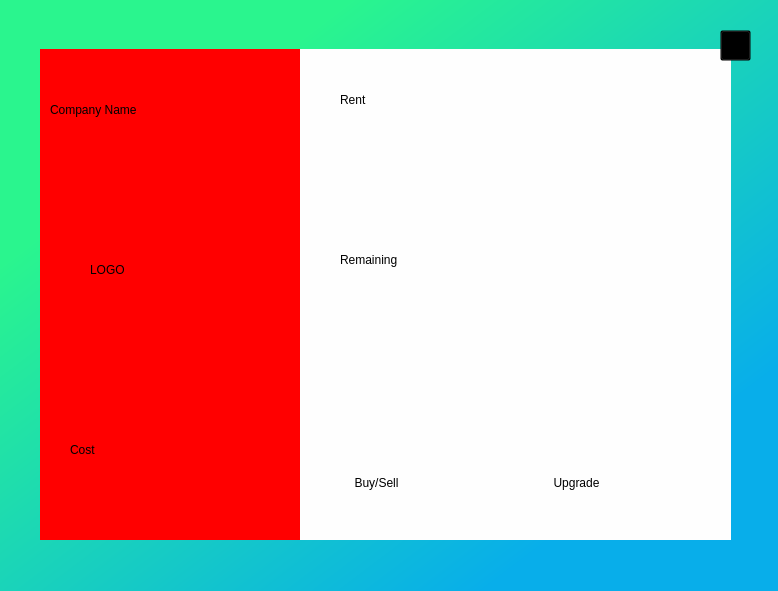
This is UI/token.ui in SivagiriVisakan/the-business-game as Qt 5 draws it before an edit. The edited form follows.
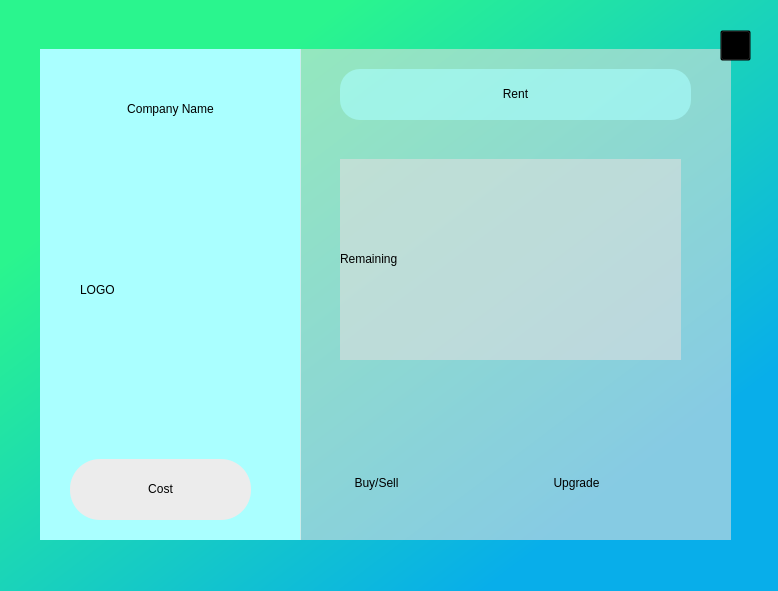
This is the edited form. Icons and pictures are not drawn.

The edit to the form file:
```diff
--- a/UI/token.ui
+++ b/UI/token.ui
@@ -32,30 +32,36 @@
     </rect>
    </property>
    <property name="styleSheet">
-    <string notr="true">background-color: rgb(255, 0, 0);</string>
+    <string notr="true">background-color: rgb(255, 0, 0);
+
+background-color: rgba(170, 255, 255, 255);
+</string>
    </property>
    <widget class="QLabel" name="Companyname">
     <property name="geometry">
      <rect>
-      <x>10</x>
-      <y>10</y>
-      <width>241</width>
-      <height>101</height>
+      <x>0</x>
+      <y>0</y>
+      <width>261</width>
+      <height>121</height>
      </rect>
     </property>
+    <property name="contextMenuPolicy">
+     <enum>Qt::NoContextMenu</enum>
+    </property>
     <property name="styleSheet">
      <string notr="true">font: 75 18pt &quot;MS Shell Dlg 2&quot;;</string>
     </property>
     <property name="text">
-     <string>Company Name</string>
+     <string>&lt;html&gt;&lt;head/&gt;&lt;body&gt;&lt;p align=&quot;center&quot;&gt;Company Name&lt;/p&gt;&lt;/body&gt;&lt;/html&gt;</string>
     </property>
    </widget>
    <widget class="QLabel" name="Companylogo">
     <property name="geometry">
      <rect>
-      <x>50</x>
-      <y>140</y>
-      <width>151</width>
+      <x>40</x>
+      <y>160</y>
+      <width>171</width>
       <height>161</height>
      </rect>
     </property>
@@ -70,13 +76,26 @@
     <property name="geometry">
      <rect>
       <x>30</x>
-      <y>380</y>
+      <y>410</y>
       <width>181</width>
-      <height>41</height>
+      <height>61</height>
      </rect>
     </property>
+    <property name="contextMenuPolicy">
+     <enum>Qt::NoContextMenu</enum>
+    </property>
+    <property name="styleSheet">
+     <string notr="true">border-radius:30px;
+background-color: rgb(236, 236, 236);</string>
+    </property>
+    <property name="frameShadow">
+     <enum>QFrame::Raised</enum>
+    </property>
     <property name="text">
-     <string>Cost</string>
+     <string>&lt;html&gt;&lt;head/&gt;&lt;body&gt;&lt;p align=&quot;center&quot;&gt;Cost&lt;/p&gt;&lt;/body&gt;&lt;/html&gt;</string>
+    </property>
+    <property name="scaledContents">
+     <bool>true</bool>
     </property>
    </widget>
   </widget>
@@ -89,20 +108,28 @@
      <height>491</height>
     </rect>
    </property>
+   <property name="contextMenuPolicy">
+    <enum>Qt::NoContextMenu</enum>
+   </property>
    <property name="styleSheet">
-    <string notr="true">background-color: rgba(254, 254, 254, 255);</string>
+    <string notr="true">background-color: rgba(254, 254, 254, 255);
+background-color: rgba(222, 222, 222,150);</string>
    </property>
    <widget class="QLabel" name="Rent">
     <property name="geometry">
      <rect>
       <x>40</x>
-      <y>35</y>
+      <y>20</y>
       <width>351</width>
-      <height>31</height>
+      <height>51</height>
      </rect>
     </property>
+    <property name="styleSheet">
+     <string notr="true">background-color: rgba(170, 255, 255, 150);
+border-radius:20px;</string>
+    </property>
     <property name="text">
-     <string>Rent</string>
+     <string>&lt;html&gt;&lt;head/&gt;&lt;body&gt;&lt;p align=&quot;center&quot;&gt;Rent&lt;/p&gt;&lt;/body&gt;&lt;/html&gt;</string>
     </property>
    </widget>
    <widget class="QPushButton" name="BuySell">
@@ -164,6 +191,12 @@
       <height>201</height>
      </rect>
     </property>
+    <property name="focusPolicy">
+     <enum>Qt::WheelFocus</enum>
+    </property>
+    <property name="contextMenuPolicy">
+     <enum>Qt::PreventContextMenu</enum>
+    </property>
     <property name="text">
      <string>Remaining</string>
     </property>
@@ -179,8 +212,13 @@
     </rect>
    </property>
    <property name="styleSheet">
-    <string notr="true">border-image: url(:/photos/icons8-delete-64.png);
-background-color:transparent;</string>
+    <string notr="true">QPushButton{
+border-image: url(:/photos/icons8-delete-64.png);
+background-color:transparent;
+}
+QPushButton: hover{
+background-color:black;
+}</string>
    </property>
    <property name="text">
     <string/>
```
